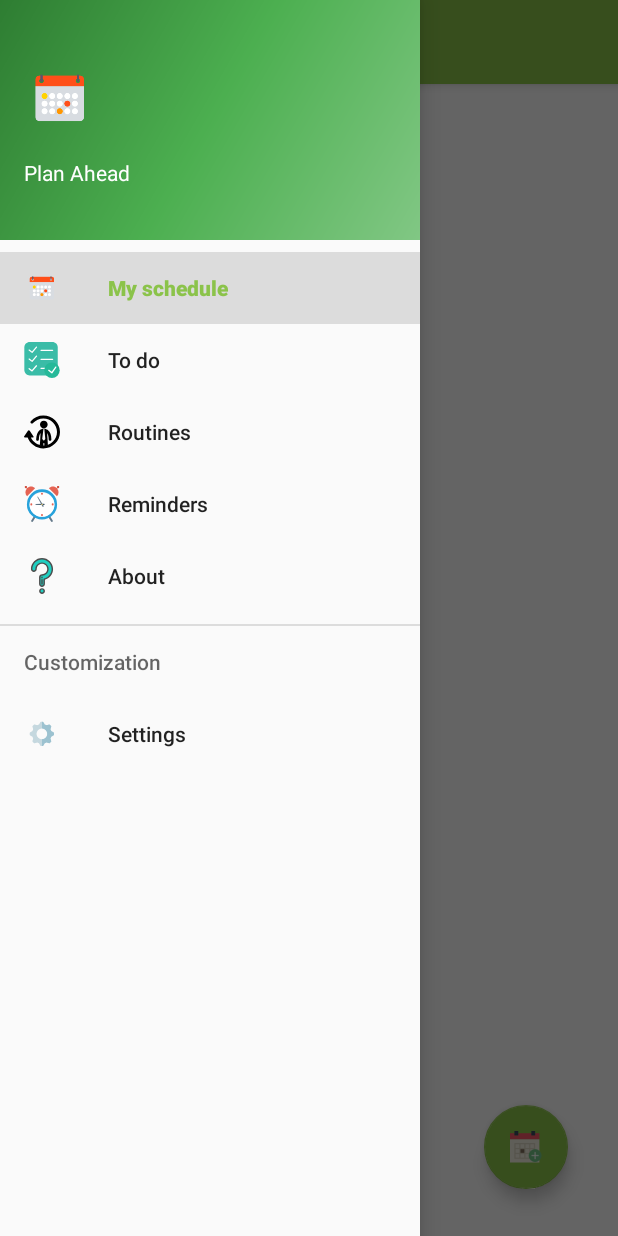
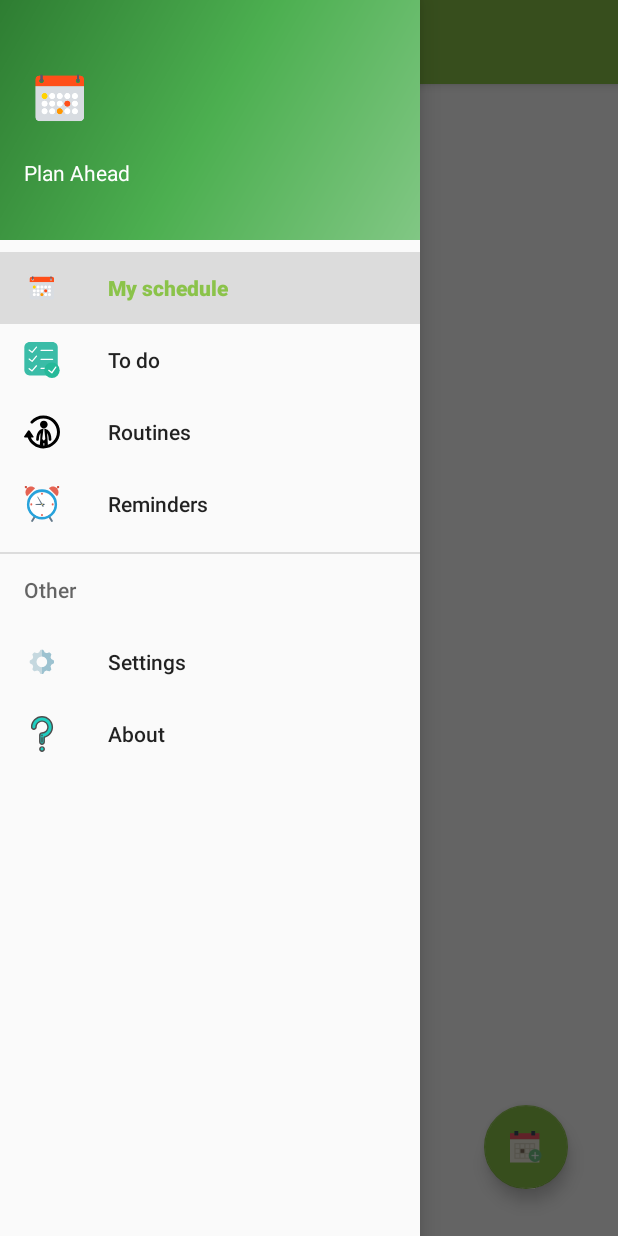
Before and after one commit to MihaiChirculete/PlanAhead, an Android app: the screen it shows after launch (MainActivity), with the side drawer open, on a phone screen of 412 x 824 dp. Run offline under Robolectric (Android 15) with nearby library versions, the phone set to English and light mode, and no system bars; libraries missing offline, so code that uses them is left out: com.alamkanak.weekview; plain views replace WeekView; 6 statements that could not run were skipped.

```diff
--- a/app/src/main/res/menu/activity_main_drawer.xml
+++ b/app/src/main/res/menu/activity_main_drawer.xml
@@ -18,18 +18,18 @@
             android:id="@+id/nav_reminders"
             android:icon="@drawable/ic_reminders"
             android:title="@string/nav_reminders" />
-        <item
-            android:id="@+id/nav_about"
-            android:icon="@drawable/ic_about"
-            android:title="@string/nav_about" />
     </group>
 
-    <item android:title="@string/nav_group_customize">
+    <item android:title="@string/nav_group_other">
         <menu>
             <item
                 android:id="@+id/nav_settings"
                 android:icon="@mipmap/ic_settings"
                 android:title="@string/nav_settings" />
+            <item
+                android:id="@+id/nav_about"
+                android:icon="@drawable/ic_about"
+                android:title="@string/nav_about" />
         </menu>
     </item>
 
--- a/app/src/main/res/values/strings.xml
+++ b/app/src/main/res/values/strings.xml
@@ -18,5 +18,8 @@
     <string name="nav_group_customize">Customization</string>
     <string name="action_confirm">Confirm</string>
     <string name="action_cancel">Cancel</string>
+    <string name="nav_group_other">Other</string>
+    <string name="dialog_title_about">About</string>
+    <string name="dialog_message_about">This is an app that helps you better organize your schedule.</string>
 
 </resources>
```
Also changed, not shown: app/src/main/java/com/plan/ahead/MainActivity.java (+20 -0 lines), 1 other file.
